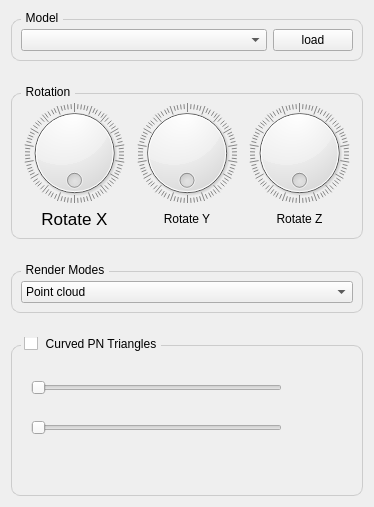
Above: code/pnt/view/ui/sidebar.ui from lauraBaakman/Advanced-Computer-Graphics before the change. Below: the same form after it.
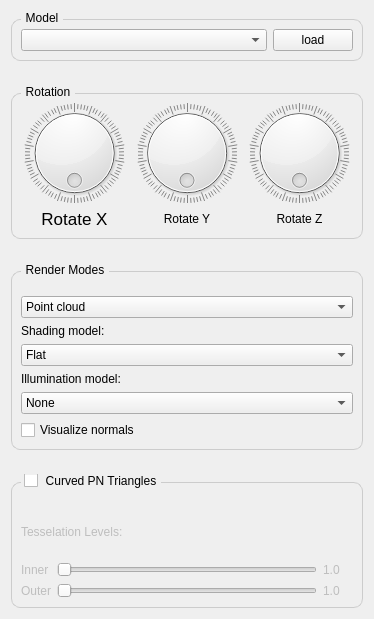
That is the form after the change.

Commit message: ui semi finished, without connections

The edit to the form file:
```diff
--- a/code/pnt/view/ui/sidebar.ui
+++ b/code/pnt/view/ui/sidebar.ui
@@ -7,7 +7,7 @@
     <x>0</x>
     <y>0</y>
     <width>374</width>
-    <height>507</height>
+    <height>619</height>
    </rect>
   </property>
   <property name="sizePolicy">
@@ -248,6 +248,9 @@
       <string>Render Modes</string>
      </property>
      <layout class="QVBoxLayout" name="renderUiLayout">
+      <property name="topMargin">
+       <number>24</number>
+      </property>
       <item>
        <widget class="QComboBox" name="renderModeComboBox">
         <property name="sizePolicy">
@@ -273,6 +276,69 @@
         </item>
        </widget>
       </item>
+      <item>
+       <widget class="QLabel" name="ShadingModeComboBoxLabel">
+        <property name="enabled">
+         <bool>true</bool>
+        </property>
+        <property name="text">
+         <string>Shading model:</string>
+        </property>
+        <property name="buddy">
+         <cstring>shadingModeComboBox</cstring>
+        </property>
+       </widget>
+      </item>
+      <item>
+       <widget class="QComboBox" name="shadingModeComboBox">
+        <item>
+         <property name="text">
+          <string>Flat</string>
+         </property>
+        </item>
+        <item>
+         <property name="text">
+          <string>Phong</string>
+         </property>
+        </item>
+        <item>
+         <property name="text">
+          <string>Gouraud</string>
+         </property>
+        </item>
+       </widget>
+      </item>
+      <item>
+       <widget class="QLabel" name="illuminationModeComboBoxLabel">
+        <property name="text">
+         <string>Illumination model:</string>
+        </property>
+        <property name="buddy">
+         <cstring>illuminationModeComboBox</cstring>
+        </property>
+       </widget>
+      </item>
+      <item>
+       <widget class="QComboBox" name="illuminationModeComboBox">
+        <item>
+         <property name="text">
+          <string>None</string>
+         </property>
+        </item>
+        <item>
+         <property name="text">
+          <string>Phong</string>
+         </property>
+        </item>
+       </widget>
+      </item>
+      <item>
+       <widget class="QCheckBox" name="visualizeNormalsCheckBox">
+        <property name="text">
+         <string>Visualize normals</string>
+        </property>
+       </widget>
+      </item>
      </layout>
     </widget>
    </item>
@@ -300,47 +366,93 @@
      <property name="checked">
       <bool>false</bool>
      </property>
-     <widget class="QSlider" name="horizontalSlider">
-      <property name="geometry">
-       <rect>
-        <x>20</x>
-        <y>40</y>
-        <width>251</width>
-        <height>22</height>
-       </rect>
-      </property>
-      <property name="minimum">
-       <number>1</number>
-      </property>
-      <property name="maximum">
+     <layout class="QGridLayout" name="gridLayout">
+      <property name="topMargin">
        <number>24</number>
       </property>
-      <property name="singleStep">
-       <number>1</number>
-      </property>
-      <property name="orientation">
-       <enum>Qt::Horizontal</enum>
-      </property>
-     </widget>
-     <widget class="QSlider" name="horizontalSlider_2">
-      <property name="geometry">
-       <rect>
-        <x>20</x>
-        <y>80</y>
-        <width>251</width>
-        <height>22</height>
-       </rect>
-      </property>
-      <property name="minimum">
-       <number>1</number>
-      </property>
-      <property name="maximum">
-       <number>25</number>
-      </property>
-      <property name="orientation">
-       <enum>Qt::Horizontal</enum>
-      </property>
-     </widget>
+      <item row="3" column="2">
+       <widget class="QLabel" name="outerTessellationSliderLabel">
+        <property name="minimumSize">
+         <size>
+          <width>30</width>
+          <height>0</height>
+         </size>
+        </property>
+        <property name="text">
+         <string>1.0</string>
+        </property>
+        <property name="margin">
+         <number>0</number>
+        </property>
+       </widget>
+      </item>
+      <item row="1" column="2">
+       <widget class="QLabel" name="innerTessellationSliderLabel">
+        <property name="minimumSize">
+         <size>
+          <width>30</width>
+          <height>0</height>
+         </size>
+        </property>
+        <property name="text">
+         <string>1.0</string>
+        </property>
+        <property name="margin">
+         <number>0</number>
+        </property>
+       </widget>
+      </item>
+      <item row="1" column="1">
+       <widget class="QSlider" name="innerTessellationSlider">
+        <property name="minimum">
+         <number>1</number>
+        </property>
+        <property name="maximum">
+         <number>25</number>
+        </property>
+        <property name="singleStep">
+         <number>1</number>
+        </property>
+        <property name="orientation">
+         <enum>Qt::Horizontal</enum>
+        </property>
+       </widget>
+      </item>
+      <item row="3" column="1">
+       <widget class="QSlider" name="outerTessellationSlider">
+        <property name="minimum">
+         <number>1</number>
+        </property>
+        <property name="maximum">
+         <number>25</number>
+        </property>
+        <property name="orientation">
+         <enum>Qt::Horizontal</enum>
+        </property>
+       </widget>
+      </item>
+      <item row="1" column="0">
+       <widget class="QLabel" name="innerTessellationLevelLabel">
+        <property name="text">
+         <string>Inner</string>
+        </property>
+       </widget>
+      </item>
+      <item row="3" column="0">
+       <widget class="QLabel" name="outerTessellationLevelLabel">
+        <property name="text">
+         <string>Outer</string>
+        </property>
+       </widget>
+      </item>
+      <item row="0" column="0" colspan="3">
+       <widget class="QLabel" name="tesselationLevelLabel">
+        <property name="text">
+         <string>Tesselation Levels:</string>
+        </property>
+       </widget>
+      </item>
+     </layout>
     </widget>
    </item>
   </layout>
```
Left out of the diff: 74 changed lines with no effect on the pictures. The commit also changes 4 other files.
